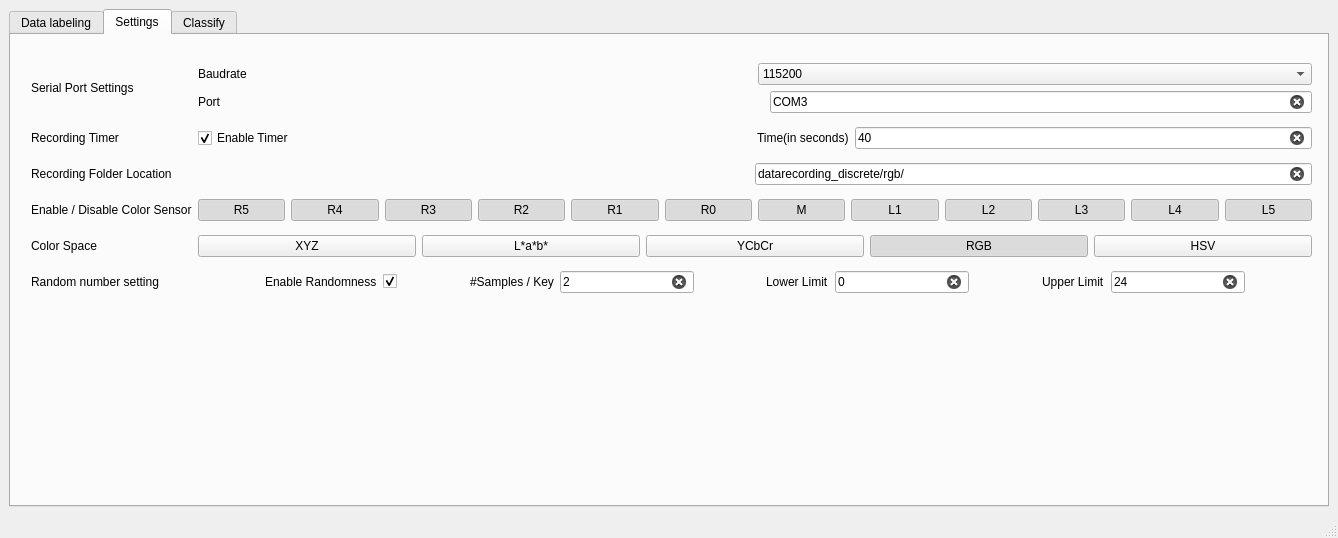
Above: MLDataLabeler/mlDataLabeler_container_color_concept.ui from herleraja/WiCoSens before the change. Below: the same form after it.
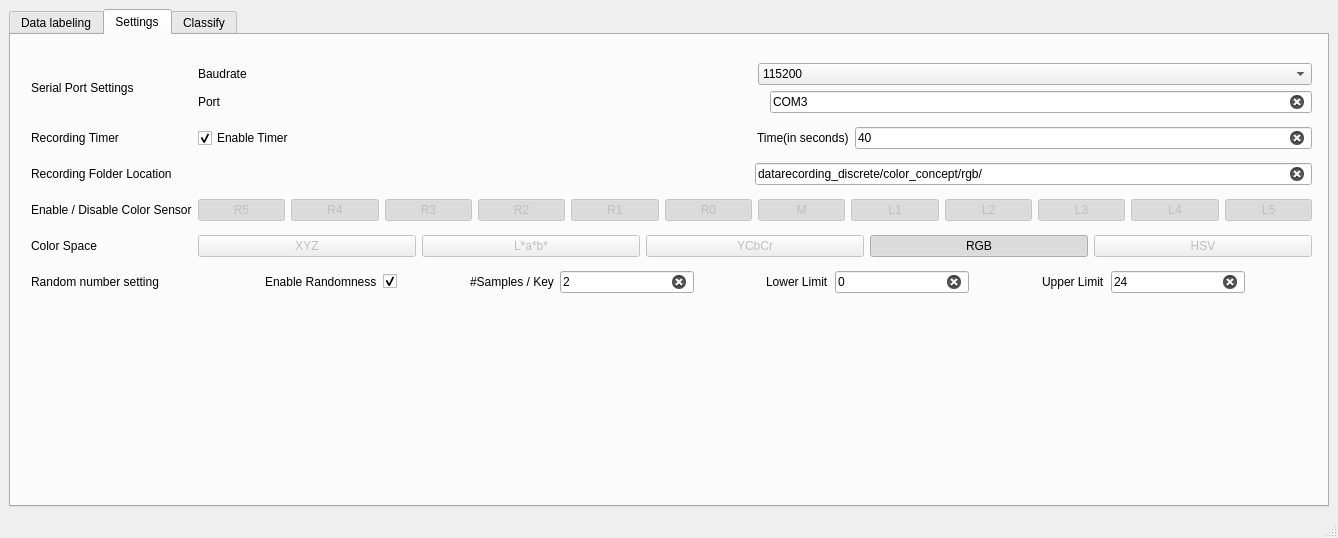
That is the form after the change. The open tabs and pages were chosen to show the change. Icons and pictures are not drawn.

Commit message: color concept data recording UI

The edit to the form file:
```diff
--- a/MLDataLabeler/mlDataLabeler_container_color_concept.ui
+++ b/MLDataLabeler/mlDataLabeler_container_color_concept.ui
@@ -396,7 +396,7 @@
            <item>
             <widget class="QLineEdit" name="recordingFolderLocationLineEdit">
              <property name="text">
-              <string>datarecording_discrete/rgb/</string>
+              <string>datarecording_discrete/color_concept/rgb/</string>
              </property>
              <property name="clearButtonEnabled">
               <bool>true</bool>
@@ -607,6 +607,9 @@
           <layout class="QHBoxLayout" name="sensorButtonHorizontalLayout">
            <item>
             <widget class="QPushButton" name="colSensorButton1">
+             <property name="enabled">
+              <bool>false</bool>
+             </property>
              <property name="acceptDrops">
               <bool>false</bool>
              </property>
@@ -623,6 +626,9 @@
            </item>
            <item>
             <widget class="QPushButton" name="colSensorButton2">
+             <property name="enabled">
+              <bool>false</bool>
+             </property>
              <property name="text">
               <string>R4</string>
              </property>
@@ -636,6 +642,9 @@
            </item>
            <item>
             <widget class="QPushButton" name="colSensorButton3">
+             <property name="enabled">
+              <bool>false</bool>
+             </property>
              <property name="text">
               <string>R3</string>
              </property>
@@ -649,6 +658,9 @@
            </item>
            <item>
             <widget class="QPushButton" name="colSensorButton4">
+             <property name="enabled">
+              <bool>false</bool>
+             </property>
              <property name="text">
               <string>R2</string>
              </property>
@@ -662,6 +674,9 @@
            </item>
            <item>
             <widget class="QPushButton" name="colSensorButton5">
+             <property name="enabled">
+              <bool>false</bool>
+             </property>
              <property name="text">
               <string>R1</string>
              </property>
@@ -675,6 +690,9 @@
            </item>
            <item>
             <widget class="QPushButton" name="colSensorButton6">
+             <property name="enabled">
+              <bool>false</bool>
+             </property>
              <property name="text">
               <string>R0</string>
              </property>
@@ -688,6 +706,9 @@
            </item>
            <item>
             <widget class="QPushButton" name="colSensorButton7">
+             <property name="enabled">
+              <bool>false</bool>
+             </property>
              <property name="text">
               <string>M</string>
              </property>
@@ -701,6 +722,9 @@
            </item>
            <item>
             <widget class="QPushButton" name="colSensorButton8">
+             <property name="enabled">
+              <bool>false</bool>
+             </property>
              <property name="text">
               <string>L1</string>
              </property>
@@ -714,6 +738,9 @@
            </item>
            <item>
             <widget class="QPushButton" name="colSensorButton9">
+             <property name="enabled">
+              <bool>false</bool>
+             </property>
              <property name="text">
               <string>L2</string>
              </property>
@@ -727,6 +754,9 @@
            </item>
            <item>
             <widget class="QPushButton" name="colSensorButton10">
+             <property name="enabled">
+              <bool>false</bool>
+             </property>
              <property name="text">
               <string>L3</string>
              </property>
@@ -740,6 +770,9 @@
            </item>
            <item>
             <widget class="QPushButton" name="colSensorButton11">
+             <property name="enabled">
+              <bool>false</bool>
+             </property>
              <property name="text">
               <string>L4</string>
              </property>
@@ -753,6 +786,9 @@
            </item>
            <item>
             <widget class="QPushButton" name="colSensorButton12">
+             <property name="enabled">
+              <bool>false</bool>
+             </property>
              <property name="text">
               <string>L5</string>
              </property>
@@ -770,6 +806,9 @@
           <layout class="QHBoxLayout" name="colorSpaceButtonsHorizontalLayout">
            <item>
             <widget class="QPushButton" name="colorSpaceXYZButton">
+             <property name="enabled">
+              <bool>false</bool>
+             </property>
              <property name="text">
               <string>XYZ</string>
              </property>
@@ -783,6 +822,9 @@
            </item>
            <item>
             <widget class="QPushButton" name="colorSpaceLabButton">
+             <property name="enabled">
+              <bool>false</bool>
+             </property>
              <property name="text">
               <string>L*a*b*</string>
              </property>
@@ -796,6 +838,9 @@
            </item>
            <item>
             <widget class="QPushButton" name="colorSpaceYCbCrButton">
+             <property name="enabled">
+              <bool>false</bool>
+             </property>
              <property name="text">
               <string>YCbCr</string>
              </property>
@@ -825,6 +870,9 @@
            </item>
            <item>
             <widget class="QPushButton" name="colorSpaceHSVButton">
+             <property name="enabled">
+              <bool>false</bool>
+             </property>
              <property name="text">
               <string>HSV</string>
              </property>
```
The commit also changes 5 other files.
